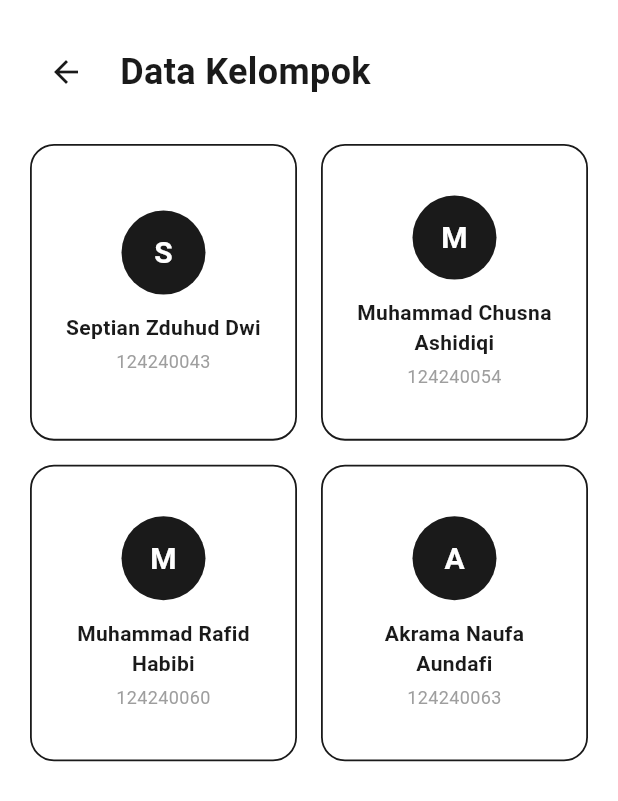
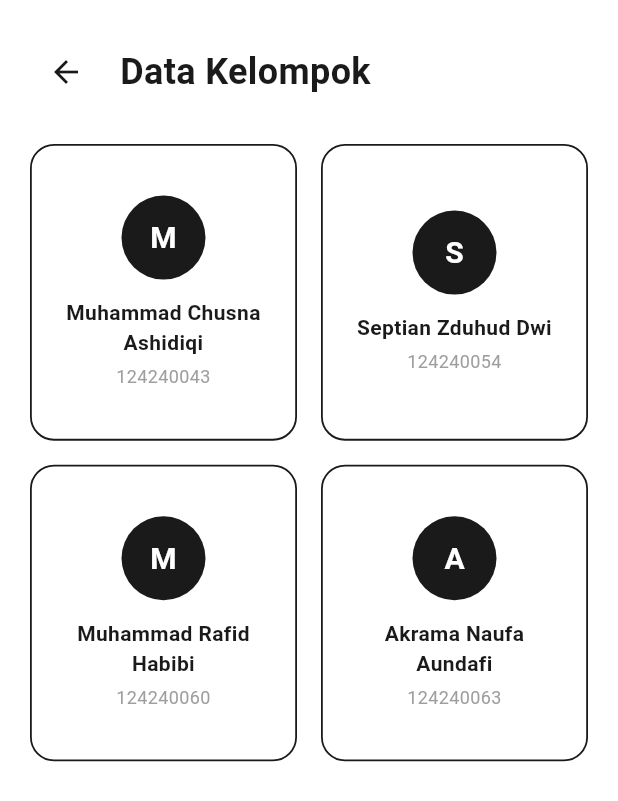
Before and after one commit to RafidH777/Mobile-Aplikasi-Matematika, a Flutter app: the KelompokScreen screen opened by its route, on a phone screen of 412 x 824 dp. Shown: the top 801 px of the screen. Run offline on Flutter 3.47's test engine with Material 3 defaults, Android fonts, the phone set to English and light mode, and no system bars.

Commit message:
edit tipis lagi

```diff
--- a/lib/screen/kelompok.dart
+++ b/lib/screen/kelompok.dart
@@ -6,145 +6,8 @@ class KelompokScreen extends StatelessWidget {
   static const Color _primaryColor = Color(0xFF1A1A1A);
 
   static const List<Map<String, String>> _anggota = [
-    {'nama': 'Septian Zduhud Dwi', 'nim': '124240043'},
-    {'nama': 'Muhammad Chusna Ashidiqi', 'nim': '124240054'},
-    {'nama': 'Muhammad Rafid Habibi', 'nim': '124240060'},
-    {'nama': 'Akrama Naufa Aundafi', 'nim': '124240063'},
-  ];
-
-  @override
-  Widget build(BuildContext context) {
-    return Scaffold(
-      backgroundColor: Colors.white,
-      body: SafeArea(
-        child: Padding(
-          padding: const EdgeInsets.all(20.0),
-          child: Column(
-            crossAxisAlignment: CrossAxisAlignment.start,
-            children: [
-              const SizedBox(height: 4),
-              Row(
-                children: [
-                  IconButton(
-                    icon: const Icon(Icons.arrow_back, color: _primaryColor),
-                    onPressed: () => Navigator.pop(context),
-                    padding: EdgeInsets.zero,
-                    constraints: const BoxConstraints(),
-                    alignment: Alignment.centerLeft,
-                  ),
-                  const SizedBox(width: 12),
-                  const Text(
-                    'Data Kelompok',
-                    style: TextStyle(
-                      fontSize: 24,
-                      fontWeight: FontWeight.bold,
-                      color: _primaryColor,
-                    ),
-                  ),
-                ],
-              ),
-              const SizedBox(height: 24),
-              Expanded(
-                child: GridView.builder(
-                  itemCount: _anggota.length,
-                  gridDelegate: const SliverGridDelegateWithFixedCrossAxisCount(
-                    crossAxisCount: 2,
-                    mainAxisSpacing: 16,
-                    crossAxisSpacing: 16,
-                    childAspectRatio: 0.9,
-                  ),
-                  itemBuilder: (context, index) {
-                    final anggota = _anggota[index];
-                    final nama = anggota['nama']!;
-                    final nim = anggota['nim']!;
-                    final inisial = nama.isNotEmpty ? nama[0].toUpperCase() : '?';
-
-                    return _AnggotaCard(
-                      inisial: inisial,
-                      nama: nama,
-                      nim: nim,
-                    );
-                  },
-                ),
-              ),
-            ],
-          ),
-        ),
-      ),
-    );
-  }
-}
-
-class _AnggotaCard extends StatelessWidget {
-  final String inisial;
-  final String nama;
-  final String nim;
-
-  const _AnggotaCard({
-    required this.inisial,
-    required this.nama,
-    required this.nim,
-  });
-
-  static const Color _primaryColor = Color(0xFF1A1A1A);
-
-  @override
-  Widget build(BuildContext context) {
-    return Container(
-      decoration: BoxDecoration(
-        border: Border.all(color: _primaryColor, width: 1.2),
-        borderRadius: BorderRadius.circular(16),
-        color: Colors.white,
-      ),
-      padding: const EdgeInsets.all(16),
-      child: Column(
-        mainAxisAlignment: MainAxisAlignment.center,
-        children: [
-          CircleAvatar(
-            radius: 28,
-            backgroundColor: _primaryColor,
-            child: Text(
-              inisial,
-              style: const TextStyle(
-                color: Colors.white,
-                fontSize: 20,
-                fontWeight: FontWeight.bold,
-              ),
-            ),
-          ),
-          const SizedBox(height: 12),
-          Text(
-            nama,
-            textAlign: TextAlign.center,
-            style: const TextStyle(
-              fontSize: 14,
-              fontWeight: FontWeight.w600,
-              color: _primaryColor,
-            ),
-          ),
-          const SizedBox(height: 4),
-          Text(
-            nim,
-            textAlign: TextAlign.center,
-            style: const TextStyle(
-              fontSize: 12,
-              color: Colors.grey,
-            ),
-          ),
-        ],
-      ),
-    );
-  }
-}import 'package:flutter/material.dart';
-
-class KelompokScreen extends StatelessWidget {
-  const KelompokScreen({Key? key}) : super(key: key);
-
-  static const Color _primaryColor = Color(0xFF1A1A1A);
-
-  static const List<Map<String, String>> _anggota = [
-    {'nama': 'Septian Zduhud Dwi', 'nim': '124240043'},
-    {'nama': 'Muhammad Chusna Ashidiqi', 'nim': '124240054'},
+    {'nama': 'Muhammad Chusna Ashidiqi', 'nim': '124240043'},
+    {'nama': 'Septian Zduhud Dwi', 'nim': '124240054'},
     {'nama': 'Muhammad Rafid Habibi', 'nim': '124240060'},
     {'nama': 'Akrama Naufa Aundafi', 'nim': '124240063'},
   ];
```
